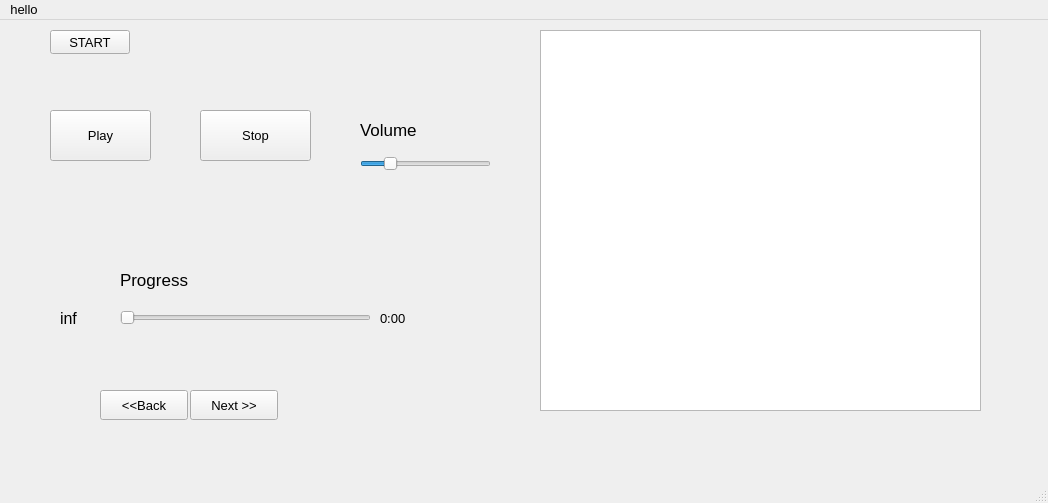
Old version of the form music_player/music_player.ui in the repository yoorgoo/Metro_Music.
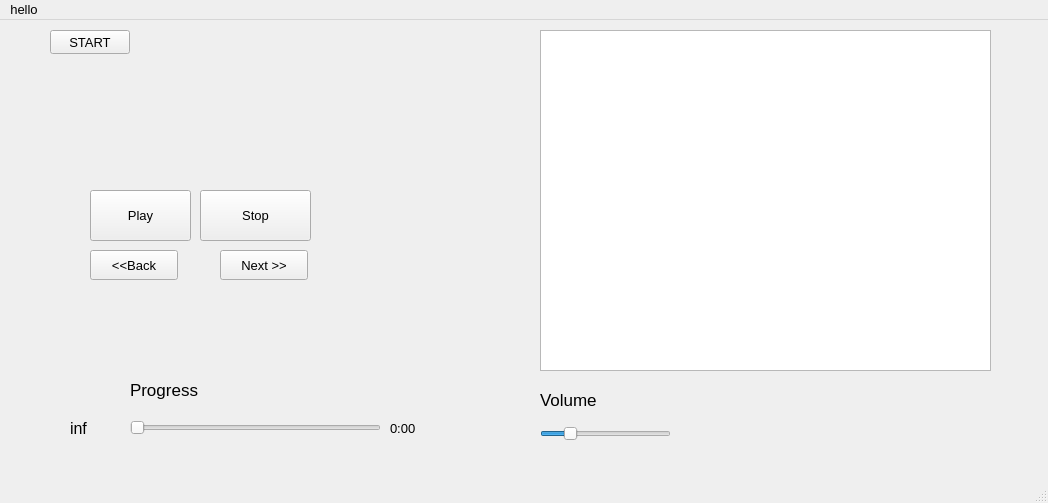
New version of the form.

Commit message: added the functionality for the prev song button, also rearranged the layout

```diff
--- a/music_player/music_player.ui
+++ b/music_player/music_player.ui
@@ -22,8 +22,8 @@
    <widget class="QPushButton" name="play">
     <property name="geometry">
      <rect>
-      <x>50</x>
-      <y>90</y>
+      <x>90</x>
+      <y>170</y>
       <width>101</width>
       <height>51</height>
      </rect>
@@ -36,7 +36,7 @@
     <property name="geometry">
      <rect>
       <x>200</x>
-      <y>90</y>
+      <y>170</y>
       <width>111</width>
       <height>51</height>
      </rect>
@@ -48,8 +48,8 @@
    <widget class="QSlider" name="progressSlider">
     <property name="geometry">
      <rect>
-      <x>120</x>
-      <y>290</y>
+      <x>130</x>
+      <y>400</y>
       <width>251</width>
       <height>16</height>
      </rect>
@@ -61,8 +61,8 @@
    <widget class="QLabel" name="label">
     <property name="geometry">
      <rect>
-      <x>120</x>
-      <y>230</y>
+      <x>130</x>
+      <y>340</y>
       <width>129</width>
       <height>59</height>
      </rect>
@@ -79,8 +79,8 @@
    <widget class="QLabel" name="songLength">
     <property name="geometry">
      <rect>
-      <x>380</x>
-      <y>290</y>
+      <x>390</x>
+      <y>400</y>
       <width>49</width>
       <height>16</height>
      </rect>
@@ -92,8 +92,8 @@
    <widget class="QLabel" name="label_4">
     <property name="geometry">
      <rect>
-      <x>60</x>
-      <y>290</y>
+      <x>70</x>
+      <y>400</y>
       <width>49</width>
       <height>16</height>
      </rect>
@@ -110,8 +110,8 @@
    <widget class="QWidget" name="layoutWidget">
     <property name="geometry">
      <rect>
-      <x>360</x>
-      <y>90</y>
+      <x>540</x>
+      <y>360</y>
       <width>131</width>
       <height>61</height>
      </rect>
@@ -162,16 +162,16 @@
      <rect>
       <x>540</x>
       <y>10</y>
-      <width>441</width>
-      <height>381</height>
+      <width>451</width>
+      <height>341</height>
      </rect>
     </property>
    </widget>
    <widget class="QPushButton" name="pushButton">
     <property name="geometry">
      <rect>
-      <x>100</x>
-      <y>370</y>
+      <x>90</x>
+      <y>230</y>
       <width>88</width>
       <height>30</height>
      </rect>
@@ -183,8 +183,8 @@
    <widget class="QPushButton" name="nextSong">
     <property name="geometry">
      <rect>
-      <x>190</x>
-      <y>370</y>
+      <x>220</x>
+      <y>230</y>
       <width>88</width>
       <height>30</height>
      </rect>
```
Left out of the diff: 2 changed lines with no effect on the pictures. The commit also changes 2 other files.
